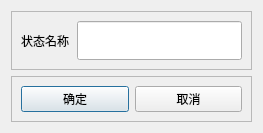
Old version of the form app/ui/dialog_edit_state.ui in the repository zhougut/fcstm-gui.
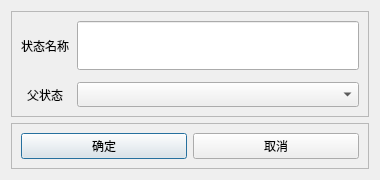
New version of the form.

Commit message: Refine formula editing and state selectors

The edit to the form file:
```diff
--- a/app/ui/dialog_edit_state.ui
+++ b/app/ui/dialog_edit_state.ui
@@ -6,8 +6,8 @@
    <rect>
     <x>0</x>
     <y>0</y>
-    <width>263</width>
-    <height>133</height>
+    <width>380</width>
+    <height>180</height>
    </rect>
   </property>
   <property name="windowTitle">
@@ -27,7 +27,7 @@
        <number>8</number>
       </property>
       <property name="verticalSpacing">
-       <number>40</number>
+       <number>12</number>
       </property>
       <item row="0" column="1">
        <widget class="QLineEdit" name="edit_state_name">
@@ -79,6 +79,32 @@
         </property>
        </widget>
       </item>
+      <item row="1" column="0">
+       <widget class="QLabel" name="label_parent_state">
+        <property name="font">
+         <font>
+          <family>微软雅黑</family>
+          <pointsize>9</pointsize>
+         </font>
+        </property>
+        <property name="text">
+         <string>父状态</string>
+        </property>
+        <property name="alignment">
+         <set>Qt::AlignCenter</set>
+        </property>
+       </widget>
+      </item>
+      <item row="1" column="1">
+       <widget class="QComboBox" name="combo_parent_state">
+        <property name="font">
+         <font>
+          <family>微软雅黑</family>
+          <pointsize>9</pointsize>
+         </font>
+        </property>
+       </widget>
+      </item>
      </layout>
     </widget>
    </item>
```
The commit also changes 23 other files.
